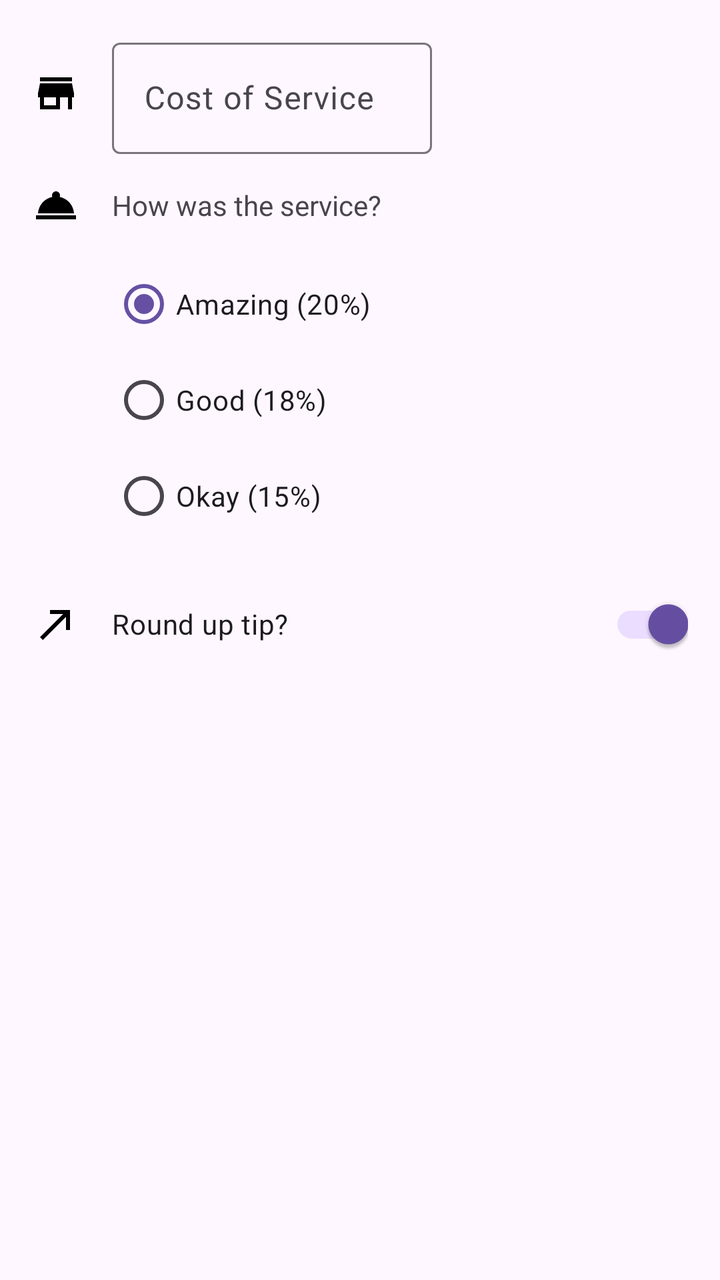
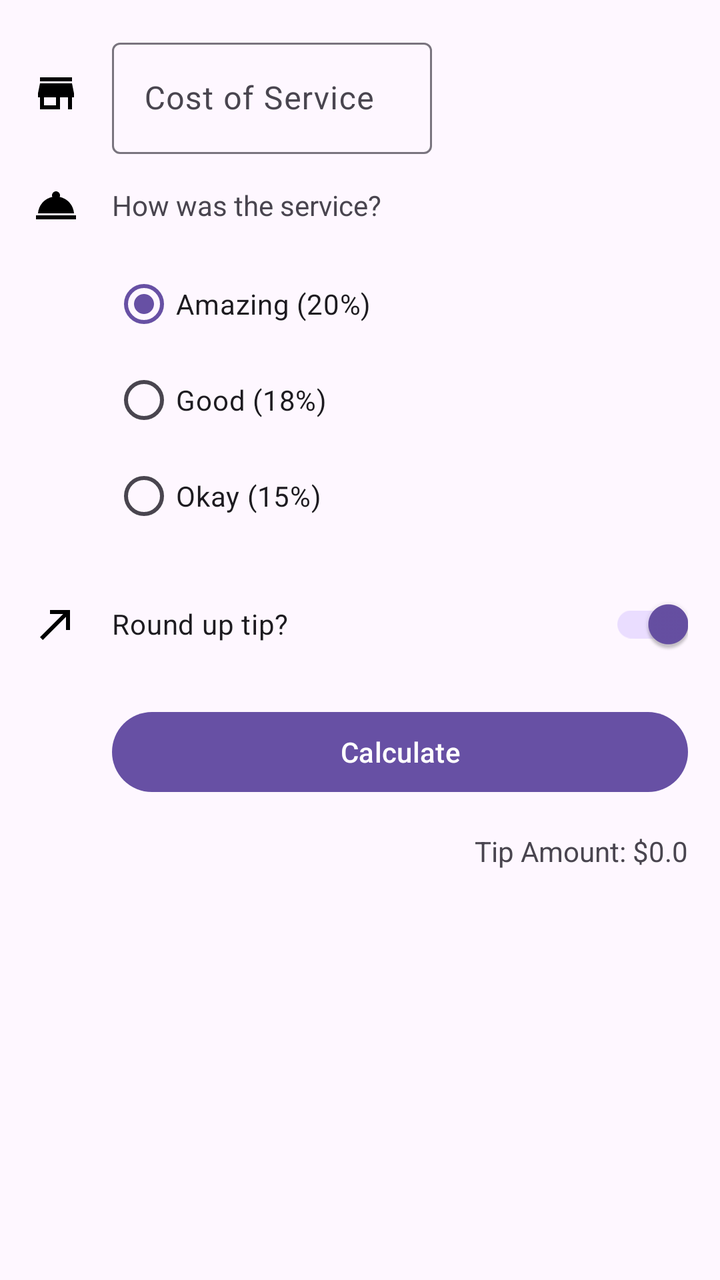

Before-and-after screenshots of an Android layout around one commit, followed by the original layout XML and the change that was made.
<!-- AndroidManifest.xml: application theme Theme.TipTime -->
<!-- res/layout/activity_main.xml -->
<?xml version="1.0" encoding="utf-8"?>
<androidx.constraintlayout.widget.ConstraintLayout xmlns:android="http://schemas.android.com/apk/res/android"
    xmlns:app="http://schemas.android.com/apk/res-auto"
    xmlns:tools="http://schemas.android.com/tools"
    android:id="@+id/main"
    android:layout_width="match_parent"
    android:layout_height="match_parent"
    tools:context=".MainActivity">

    <ImageView
        android:id="@+id/icon_cost_of_service"
        android:layout_width="wrap_content"
        android:layout_height="wrap_content"
        android:layout_marginStart="16dp"
        android:importantForAccessibility="no"
        app:layout_constraintBottom_toBottomOf="@+id/cost_of_service_editText"
        app:layout_constraintStart_toStartOf="parent"
        app:layout_constraintTop_toTopOf="@+id/cost_of_service_editText"
        app:srcCompat="@drawable/ic_store" />

    <com.google.android.material.textfield.TextInputLayout
        android:id="@+id/cost_of_service_editText"
        android:layout_width="160dp"
        android:layout_height="wrap_content"
        android:layout_marginStart="16dp"
        android:layout_marginTop="16dp"
        android:hint="Cost of Service"
        app:layout_constraintStart_toEndOf="@+id/icon_cost_of_service"
        app:layout_constraintTop_toTopOf="parent">

        <com.google.android.material.textfield.TextInputEditText
            android:id="@+id/cost_of_service"
            android:layout_width="match_parent"
            android:layout_height="wrap_content"
            android:inputType="numberDecimal"
            tools:ignore="VisualLintSystemUi" />

    </com.google.android.material.textfield.TextInputLayout>

    <ImageView
        android:id="@+id/icon_service_question"
        android:layout_width="wrap_content"
        android:layout_height="wrap_content"
        android:importantForAccessibility="no"
        app:layout_constraintBottom_toBottomOf="@+id/service_question"
        app:layout_constraintStart_toStartOf="@+id/icon_cost_of_service"
        app:layout_constraintTop_toTopOf="@+id/service_question"
        app:srcCompat="@drawable/ic_service" />

    <TextView
        android:id="@+id/service_question"
        android:layout_width="wrap_content"
        android:layout_height="wrap_content"
        android:layout_marginTop="16dp"
        android:text="How was the service?"
        app:layout_constraintStart_toStartOf="@+id/cost_of_service_editText"
        app:layout_constraintTop_toBottomOf="@+id/cost_of_service_editText" />

    <RadioGroup
        android:id="@+id/tip_option"
        android:layout_width="wrap_content"
        android:layout_height="wrap_content"
        android:layout_marginTop="16dp"
        app:layout_constraintStart_toStartOf="@+id/service_question"
        app:layout_constraintTop_toBottomOf="@+id/service_question" >

        <RadioButton
            android:id="@+id/option_twentyPercent"
            android:layout_width="match_parent"
            android:layout_height="wrap_content"
            android:checked="true"
            android:text="Amazing (20%)" />

        <RadioButton
            android:id="@+id/option_eighteenPercent"
            android:layout_width="match_parent"
            android:layout_height="wrap_content"
            android:text="Good (18%)" />

        <RadioButton
            android:id="@+id/option_fifteenPercent"
            android:layout_width="match_parent"
            android:layout_height="wrap_content"
            android:text="Okay (15%)" />
    </RadioGroup>

    <ImageView
        android:id="@+id/icon_roundUp"
        android:layout_width="wrap_content"
        android:layout_height="wrap_content"
        android:importantForAccessibility="no"
        app:layout_constraintBottom_toBottomOf="@+id/roundUp_switch"
        app:layout_constraintStart_toStartOf="@+id/icon_service_question"
        app:layout_constraintTop_toTopOf="@+id/roundUp_switch"
        app:srcCompat="@drawable/ic_round_up" />

    <androidx.appcompat.widget.SwitchCompat
        android:id="@+id/roundUp_switch"
        android:layout_width="0dp"
        android:layout_height="wrap_content"
        android:layout_marginTop="16dp"
        android:layout_marginEnd="16dp"
        android:checked="true"
        android:text="Round up tip?"
        app:layout_constraintEnd_toEndOf="parent"
        app:layout_constraintStart_toStartOf="@+id/tip_option"
        app:layout_constraintTop_toBottomOf="@+id/tip_option" />

</androidx.constraintlayout.widget.ConstraintLayout>
<!-- resources referenced by this layout -->
<resources>
  <!-- drawable ic_round_up (drawable) -->
  <vector xmlns:android="http://schemas.android.com/apk/res/android" android:autoMirrored="true" android:height="24dp" android:tint="#000000" android:viewportHeight="24" android:viewportWidth="24" android:width="24dp">
        
      <path android:fillColor="@android:color/white" android:pathData="M9,5v2h6.59L4,18.59 5.41,20 17,8.41V15h2V5z"/>
      
  </vector>
  <!-- drawable ic_service (drawable) -->
  <vector xmlns:android="http://schemas.android.com/apk/res/android" android:height="24dp" android:tint="#000000" android:viewportHeight="24" android:viewportWidth="24" android:width="24dp">
        
      <path android:fillColor="@android:color/white" android:pathData="M2,17h20v2L2,19zM13.84,7.79c0.1,-0.24 0.16,-0.51 0.16,-0.79 0,-1.1 -0.9,-2 -2,-2s-2,0.9 -2,2c0,0.28 0.06,0.55 0.16,0.79C6.25,8.6 3.27,11.93 3,16h18c-0.27,-4.07 -3.25,-7.4 -7.16,-8.21z"/>
      
  </vector>
  <!-- drawable ic_store (drawable) -->
  <vector xmlns:android="http://schemas.android.com/apk/res/android" android:height="24dp" android:tint="#000000" android:viewportHeight="24" android:viewportWidth="24" android:width="24dp">
        
      <path android:fillColor="@android:color/white" android:pathData="M20,4L4,4v2h16L20,4zM21,14v-2l-1,-5L4,7l-1,5v2h1v6h10v-6h4v6h2v-6h1zM12,18L6,18v-4h6v4z"/>
      
  </vector>
  <style name="Theme.TipTime" parent="Base.Theme.TipTime" />
  <style name="Base.Theme.TipTime" parent="Theme.Material3.DayNight.NoActionBar">
          
          
      </style>
</resources>

<!-- the commit's change to res/layout/activity_main.xml (unified diff, before → after) -->
@@ -106,4 +106,23 @@
         app:layout_constraintStart_toStartOf="@+id/tip_option"
         app:layout_constraintTop_toBottomOf="@+id/tip_option" />
 
+    <Button
+        android:id="@+id/calculate_button"
+        android:layout_width="0dp"
+        android:layout_height="wrap_content"
+        android:layout_marginTop="16dp"
+        android:text="Calculate"
+        app:layout_constraintEnd_toEndOf="@+id/roundUp_switch"
+        app:layout_constraintStart_toStartOf="@+id/roundUp_switch"
+        app:layout_constraintTop_toBottomOf="@+id/roundUp_switch" />
+
+    <TextView
+        android:id="@+id/tip_result"
+        android:layout_width="wrap_content"
+        android:layout_height="wrap_content"
+        android:layout_marginTop="16dp"
+        android:text="Tip Amount: $0.0"
+        app:layout_constraintEnd_toEndOf="@+id/calculate_button"
+        app:layout_constraintTop_toBottomOf="@+id/calculate_button" />
+
 </androidx.constraintlayout.widget.ConstraintLayout>
